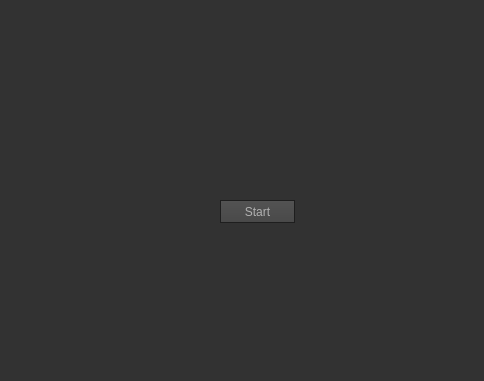
Above: src/RenderManagement/RGBDCaptureForGANWindow.ui from Mirevi/MotionHub before the change; both pictures show x 0 to 484 and y 0 to 381 of the 979 by 648 pixel window. Below: the same form after it.
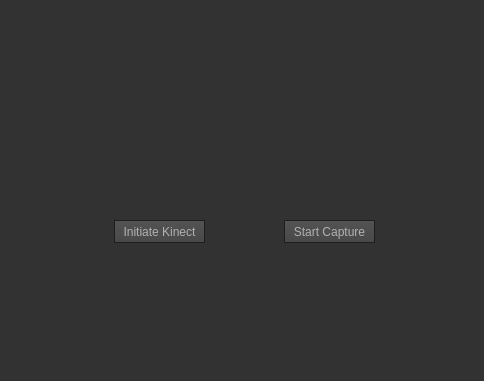
That is the form after the change. Icons and pictures are not drawn.

Commit message: - added new menu item "Tools-> Create RGBD Capture for GAN" - Kinect Capture of a few color, depth and ir_images added - Added NOMINMAX define to CMakeLists in order to be able to build with A4K and QT (Qt includes windows.h somewhere)

Patch:
```diff
--- a/src/RenderManagement/RGBDCaptureForGANWindow.ui
+++ b/src/RenderManagement/RGBDCaptureForGANWindow.ui
@@ -481,14 +481,30 @@
   <widget class="QPushButton" name="pushButton">
    <property name="geometry">
     <rect>
-     <x>220</x>
-     <y>200</y>
-     <width>75</width>
+     <x>284</x>
+     <y>220</y>
+     <width>91</width>
      <height>23</height>
     </rect>
    </property>
    <property name="text">
-    <string>Start</string>
+    <string>Start Capture</string>
+   </property>
+   <property name="flat">
+    <bool>false</bool>
+   </property>
+  </widget>
+  <widget class="QPushButton" name="btn_initiate_kinect">
+   <property name="geometry">
+    <rect>
+     <x>114</x>
+     <y>220</y>
+     <width>91</width>
+     <height>23</height>
+    </rect>
+   </property>
+   <property name="text">
+    <string>Initiate Kinect</string>
    </property>
   </widget>
  </widget>
```
Left out of the diff: 41 changed lines with no effect on the pictures. The commit also changes 8 other files.
